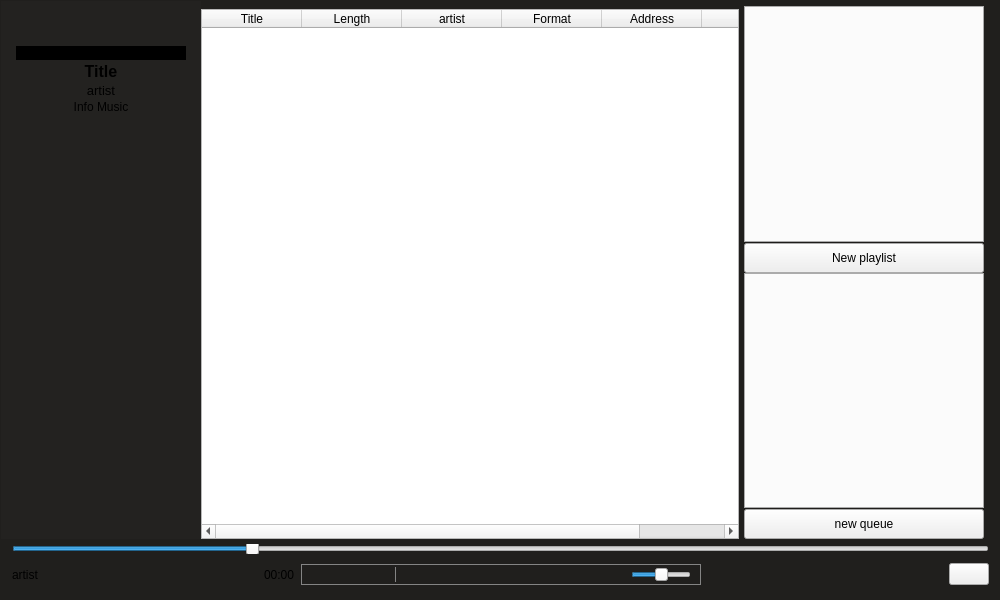
Qt form home.ui (rivali-13/jukebox) before a commit.
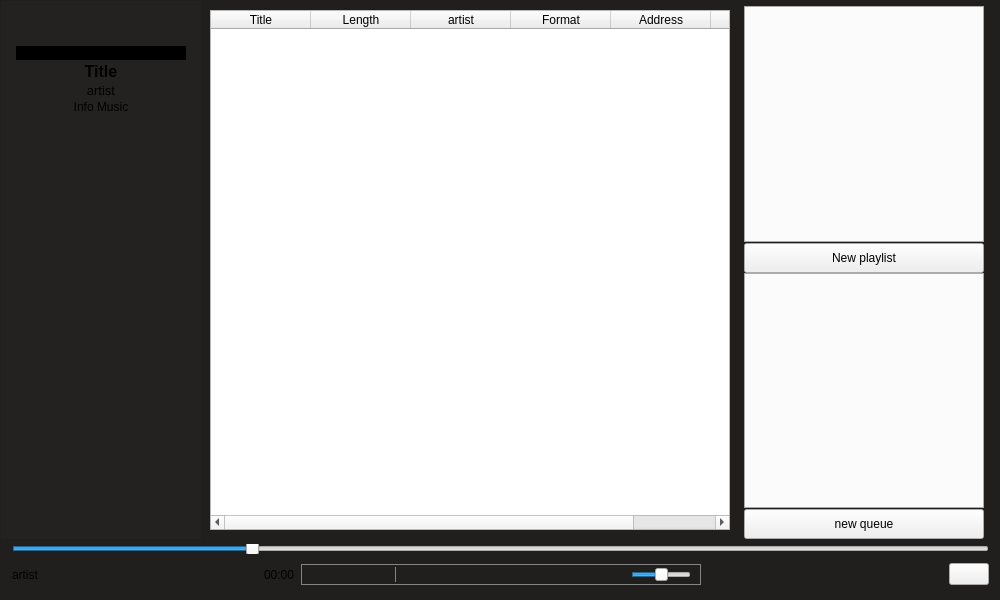
The same form after that commit. Icons and pictures are not drawn.

Diff of the .ui file:
```diff
--- a/home.ui
+++ b/home.ui
@@ -219,24 +219,7 @@
            </item>
            <item>
             <widget class="QWidget" name="CenterPageMusic" native="true">
-             <layout class="QHBoxLayout" name="horizontalLayout_8">
-              <property name="leftMargin">
-               <number>0</number>
-              </property>
-              <property name="topMargin">
-               <number>8</number>
-              </property>
-              <property name="rightMargin">
-               <number>0</number>
-              </property>
-              <property name="bottomMargin">
-               <number>0</number>
-              </property>
-              <item>
-               <layout class="QHBoxLayout" name="horizontalLayout_12">
-                <property name="topMargin">
-                 <number>0</number>
-                </property>
+             <layout class="QHBoxLayout" name="horizontalLayout_4">
                 <item>
                  <widget class="QTableWidget" name="tableMusic">
                   <property name="font">
@@ -281,8 +264,6 @@
                    </property>
                   </column>
                  </widget>
-                </item>
-               </layout>
               </item>
              </layout>
             </widget>
```
Lines whose indentation alone changed are shown as unchanged.
